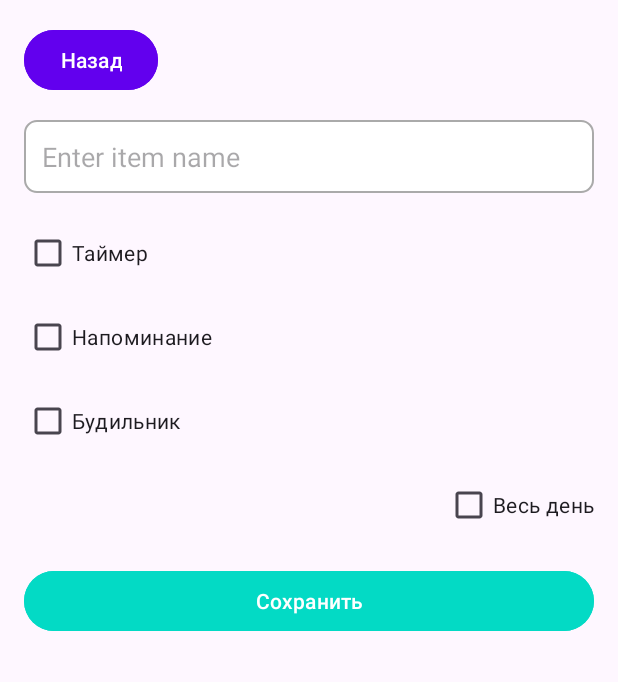
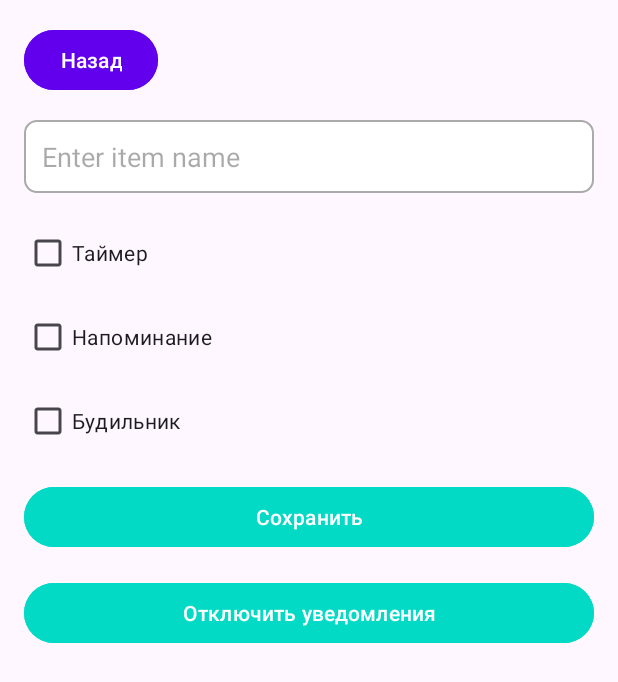
Before and after one commit to Evotee/TimeMaster, an Android app: the ThirdActivity screen opened directly, with no data from a screen before it, on a phone screen of 412 x 824 dp. Shown: the top 682 px of the screen. Run offline under Robolectric (Android 15) with nearby library versions, the phone set to English and light mode, and no system bars.

Commit message:
уведомление

```diff
--- a/app/build.gradle.kts
+++ b/app/build.gradle.kts
@@ -34,6 +34,7 @@ android {
 dependencies {
 
     implementation(libs.appcompat)
+    implementation("com.google.android.material:material:1.4.0")
     implementation(libs.material)
     implementation(libs.activity)
     implementation(libs.constraintlayout)
--- a/app/src/main/AndroidManifest.xml
+++ b/app/src/main/AndroidManifest.xml
@@ -1,6 +1,10 @@
 <?xml version="1.0" encoding="utf-8"?>
 <manifest xmlns:android="http://schemas.android.com/apk/res/android"
     xmlns:tools="http://schemas.android.com/tools">
+
+    <uses-permission android:name="android.permission.POST_NOTIFICATIONS" />
+    <uses-permission android:name="android.permission.SCHEDULE_EXACT_ALARM" />
+    <uses-permission android:name="android.permission.USE_EXACT_ALARM" />
 
     <application
         android:allowBackup="true"
@@ -21,6 +25,8 @@
                 <category android:name="android.intent.category.LAUNCHER" />
             </intent-filter>
         </activity>
+        <receiver android:name=".NotificationReceiver" android:exported="true"/>
+
 
         <!-- Добавьте следующую строку для вашей второй активности -->
         <activity android:name=".SecondActivity"></activity>
--- a/app/src/main/java/com/example/timemaster/ThirdActivity.java
+++ b/app/src/main/java/com/example/timemaster/ThirdActivity.java
@@ -1,7 +1,14 @@
 package com.example.timemaster;
 
+import android.app.AlarmManager;
+import android.app.NotificationChannel;
+import android.app.NotificationManager;
+import android.app.PendingIntent;
+import android.content.Context;
 import android.content.Intent;
+import android.os.Build;
 import android.os.Bundle;
+import android.util.Log;
 import android.view.View;
 import android.widget.Button;
 import android.widget.CheckBox;
@@ -15,27 +22,35 @@ import com.google.android.material.timepicker.TimeFormat;
 
 public class ThirdActivity extends AppCompatActivity {
 
-    private CheckBox checkBox1, checkBox2, checkBox3, checkBoxAllDay; // Добавлен чекбокс для "Весь день"
-    private EditText editText;
-    private Button buttonSave, buttonBack;
+    private CheckBox checkBox1, checkBox2, checkBox3, checkBoxAllDay; // Чекбоксы
+    private EditText editText; // Поле ввода
+    private Button buttonSave, buttonBack; // Кнопки
 
     @Override
     protected void onCreate(Bundle savedInstanceState) {
         super.onCreate(savedInstanceState);
-        setContentView(R.layout.activity3); // Убедитесь, что у вас есть activity3.xml
+        setContentView(R.layout.activity3);
+        createNotificationChannel();
 
-        // Инициализация чекбоксов
+        // Инициализация элементов интерфейса
         checkBox1 = findViewById(R.id.checkBox1);
-        checkBox2 = findViewById(R.id.checkBox2); // Чекбокс для напоминания
+        checkBox2 = findViewById(R.id.checkBox2);
         checkBox3 = findViewById(R.id.checkBox3);
-        checkBoxAllDay = findViewById(R.id.checkBox_all_day); // Инициализация чекбокса "Весь день"
+        checkBoxAllDay = findViewById(R.id.checkBox_all_day);
         editText = findViewById(R.id.editText);
         buttonSave = findViewById(R.id.button_save);
-        buttonBack = findViewById(R.id.button_back); // Инициализация кнопки "Назад"
+        buttonBack = findViewById(R.id.button_back);
 
-        buttonSave.setOnClickListener(new View.OnClickListener() {
-            @Override
-            public void onClick(View v) {
+        // Изначально скрываем чекбокс "Весь день"
+        checkBoxAllDay.setVisibility(View.GONE);
+
+        // Устанавливаем слушатели для чекбоксов
+        checkBox2.setOnCheckedChangeListener((buttonView, isChecked) -> updateAllDayVisibility());
+        checkBox1.setOnCheckedChangeListener((buttonView, isChecked) -> updateAllDayVisibility());
+        checkBox3.setOnCheckedChangeListener((buttonView, isChecked) -> updateAllDayVisibility());
+
+        // Обработчик нажатия кнопки "Сохранить"
+        buttonSave.setOnClickListener(v -> {
             String newItem = editText.getText().toString();
             if (!newItem.isEmpty()) {
                 // Проверяем, отмечен ли хотя бы один чекбокс, и не отмечен ли чекбокс "Весь день"
@@ -49,16 +64,38 @@ public class ThirdActivity extends AppCompatActivity {
             } else {
                 Toast.makeText(ThirdActivity.this, "Пожалуйста, введите название", Toast.LENGTH_SHORT).show();
             }
-            }
         });
 
         // Обработчик нажатия кнопки "Назад"
-        buttonBack.setOnClickListener(new View.OnClickListener() {
-            @Override
-            public void onClick(View v) {
-                finish(); // Закрываем ThirdActivity и возвращаемся в SecondActivity
+        buttonBack.setOnClickListener(v -> finish()); // Закрываем ThirdActivity и возвращаемся в SecondActivity
     }
-        });
+
+    private void createNotificationChannel() {
+        NotificationChannel channel = new NotificationChannel(
+                "task_notifications",
+                "Task Notifications",
+                NotificationManager.IMPORTANCE_HIGH
+        );
+        NotificationManager manager = getSystemService(NotificationManager.class);
+        if (manager != null) {
+            manager.createNotificationChannel(channel);
+        }
+
+    }
+
+
+    private void updateAllDayVisibility() {
+        // Проверяем, отмечен ли чекбокс "Напоминание" или любой из других чекбоксов
+        boolean isReminderChecked = checkBox2.isChecked();
+        boolean isAnyOtherChecked = checkBox1.isChecked() || checkBox3.isChecked();
+
+        // Устанавливаем видимость чекбокса "Весь день"
+        checkBoxAllDay.setVisibility(isReminderChecked && !isAnyOtherChecked ? View.VISIBLE : View.GONE);
+
+        // Если "Напоминание" не отмечено, сбрасываем "Весь день"
+        if (!isReminderChecked) {
+            checkBoxAllDay.setChecked(false);
+        }
     }
 
     private void openTimePicker(final String newItem) {
@@ -73,14 +110,12 @@ public class ThirdActivity extends AppCompatActivity {
 
         picker.show(getSupportFragmentManager(), "timePicker");
 
-        picker.addOnPositiveButtonClickListener(new View.OnClickListener() {
-            @Override
-            public void onClick(View v) {
+        picker.addOnPositiveButtonClickListener(v -> {
             int hour = picker.getHour();
             int minute = picker.getMinute();
+            // Обработка
             // Обработка выбранного времени
-                returnResult(newItem, hour, minute);
-            }
+            returnResultWithTime(newItem, hour, minute); // Передаем выбранное время
         });
     }
 
@@ -92,14 +127,32 @@ public class ThirdActivity extends AppCompatActivity {
         finish(); // Закрываем ThirdActivity и возвращаемся в SecondActivity
     }
 
-
-        private void returnResult(String newItem, int hour, int minute) {
+    private void returnResultWithTime(String newItem, int hour, int minute) {
         // Создаем Intent для передачи данных обратно
         Intent resultIntent = new Intent();
         resultIntent.putExtra("NEW_ITEM", newItem);
         resultIntent.putExtra("HOUR", hour);
         resultIntent.putExtra("MINUTE", minute);
         setResult(RESULT_OK, resultIntent);
+
+        // Устанавливаем AlarmManager для уведомления
+        scheduleNotification(newItem); // Передаем текст из EditText
+
         finish(); // Закрываем ThirdActivity и возвращаемся в SecondActivity
     }
+
+    private void scheduleNotification(String message) {
+        AlarmManager alarmManager = (AlarmManager) getSystemService(Context.ALARM_SERVICE);
+        Intent intent = new Intent(this, NotificationReceiver.class);
+        intent.putExtra("MESSAGE", message); // Передаем текст уведомления
+
+        // Указываем флаг FLAG_IMMUTABLE
+        PendingIntent pendingIntent = PendingIntent.getBroadcast(this, 0, intent, PendingIntent.FLAG_UPDATE_CURRENT | PendingIntent.FLAG_IMMUTABLE);
+
+        // Устанавливаем уведомление через 10 секунд для тестирования
+        long triggerAtMillis = System.currentTimeMillis() + 10000; // 10 секунд
+
+        alarmManager.setExact(AlarmManager.RTC_WAKEUP, triggerAtMillis, pendingIntent);
+        Log.d("ThirdActivity", "Notification scheduled for: " + triggerAtMillis);
     }
+}
--- a/app/src/main/res/layout/activity3.xml
+++ b/app/src/main/res/layout/activity3.xml
@@ -75,4 +75,16 @@
         app:layout_constraintEnd_toEndOf="parent"
         android:layout_marginTop="16dp" />
 
+    <Button
+        android:id="@+id/button_cancel_notifications"
+        android:layout_width="0dp"
+        android:layout_height="wrap_content"
+        android:text="Отключить уведомления"
+        android:backgroundTint="@color/colorAccent"
+        android:textColor="@android:color/white"
+        app:layout_constraintTop_toBottomOf="@+id/button_save"
+        app:layout_constraintStart_toStartOf="parent"
+        app:layout_constraintEnd_toEndOf="parent"
+        android:layout_marginTop="16dp" />
+
 </androidx.constraintlayout.widget.ConstraintLayout>
```
Also changed, not shown: app/src/main/java/com/example/timemaster/MainActivity.java (+24 -0 lines), app/src/main/java/com/example/timemaster/NotificationHelper.java (added, +48 -0 lines), app/src/main/java/com/example/timemaster/NotificationReceiver.java (added, +15 -0 lines). Lines whose indentation alone changed are shown as unchanged.
